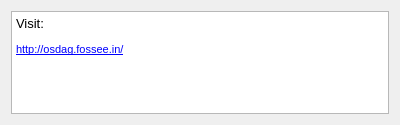
Qt form tutorial.ui (GreatDevelopers/osdag-core) before a commit.
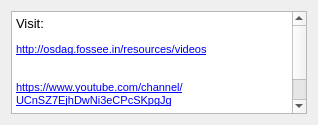
The same form after that commit. Icons and pictures are not drawn.

Commit message: Feat: add video links to GUI

Diff of the .ui file:
```diff
--- a/tutorial.ui
+++ b/tutorial.ui
@@ -6,7 +6,7 @@
    <rect>
     <x>0</x>
     <y>0</y>
-    <width>400</width>
+    <width>318</width>
     <height>125</height>
    </rect>
   </property>
@@ -24,9 +24,13 @@
       <string>&lt;!DOCTYPE HTML PUBLIC &quot;-//W3C//DTD HTML 4.0//EN&quot; &quot;http://www.w3.org/TR/REC-html40/strict.dtd&quot;&gt;
 &lt;html&gt;&lt;head&gt;&lt;meta name=&quot;qrichtext&quot; content=&quot;1&quot; /&gt;&lt;style type=&quot;text/css&quot;&gt;
 p, li { white-space: pre-wrap; }
-&lt;/style&gt;&lt;/head&gt;&lt;body style=&quot; font-family:'MS Shell Dlg 2'; font-size:7.5pt; font-weight:400; font-style:normal;&quot;&gt;
+&lt;/style&gt;&lt;/head&gt;&lt;body style=&quot; font-family:'MS Shell Dlg 2'; font-size:7.8pt; font-weight:400; font-style:normal;&quot;&gt;
 &lt;p style=&quot; margin-top:12px; margin-bottom:12px; margin-left:0px; margin-right:0px; -qt-block-indent:0; text-indent:0px;&quot;&gt;&lt;span style=&quot; font-size:10pt;&quot;&gt;Visit:&lt;/span&gt;&lt;/p&gt;
-&lt;p style=&quot; margin-top:12px; margin-bottom:12px; margin-left:0px; margin-right:0px; -qt-block-indent:0; text-indent:0px;&quot;&gt;&lt;a href=&quot;http://osdag.fossee.in/&quot;&gt;&lt;span style=&quot; font-size:8pt; text-decoration: underline; color:#0000ff;&quot;&gt;http://osdag.fossee.in/&lt;/span&gt;&lt;/a&gt;&lt;/p&gt;&lt;/body&gt;&lt;/html&gt;</string>
+&lt;p style=&quot; margin-top:12px; margin-bottom:12px; margin-left:0px; margin-right:0px; -qt-block-indent:0; text-indent:0px;&quot;&gt;&lt;a href=&quot;http://osdag.fossee.in/resources/videos&quot;&gt;&lt;span style=&quot; font-size:8pt; text-decoration: underline; color:#0000ff;&quot;&gt;http://osdag.fossee.in/resources/videos&lt;/span&gt;&lt;/a&gt;&lt;/p&gt;
+&lt;p style=&quot;-qt-paragraph-type:empty; margin-top:0px; margin-bottom:0px; margin-left:0px; margin-right:0px; -qt-block-indent:0; text-indent:0px; font-size:8pt; text-decoration: underline; color:#0000ff;&quot;&gt;&lt;br /&gt;&lt;/p&gt;
+&lt;p style=&quot; margin-top:0px; margin-bottom:0px; margin-left:0px; margin-right:0px; -qt-block-indent:0; text-indent:0px;&quot;&gt;&lt;a href=&quot;https://www.youtube.com/channel/UCnSZ7EjhDwNi3eCPcSKpgJg&quot;&gt;&lt;span style=&quot; font-size:8pt; text-decoration: underline; color:#0000ff;&quot;&gt;https://www.youtube.com/channel/UCnSZ7EjhDwNi3eCPcSKpgJg&lt;/span&gt;&lt;/a&gt;&lt;/p&gt;
+&lt;p style=&quot;-qt-paragraph-type:empty; margin-top:0px; margin-bottom:0px; margin-left:0px; margin-right:0px; -qt-block-indent:0; text-indent:0px; font-size:8pt; text-decoration: underline; color:#0000ff;&quot;&gt;&lt;br /&gt;&lt;/p&gt;
+&lt;p style=&quot;-qt-paragraph-type:empty; margin-top:12px; margin-bottom:12px; margin-left:0px; margin-right:0px; -qt-block-indent:0; text-indent:0px;&quot;&gt;&lt;br /&gt;&lt;/p&gt;&lt;/body&gt;&lt;/html&gt;</string>
      </property>
      <property name="openExternalLinks">
       <bool>true</bool>
```
The commit also changes 9 other files.
